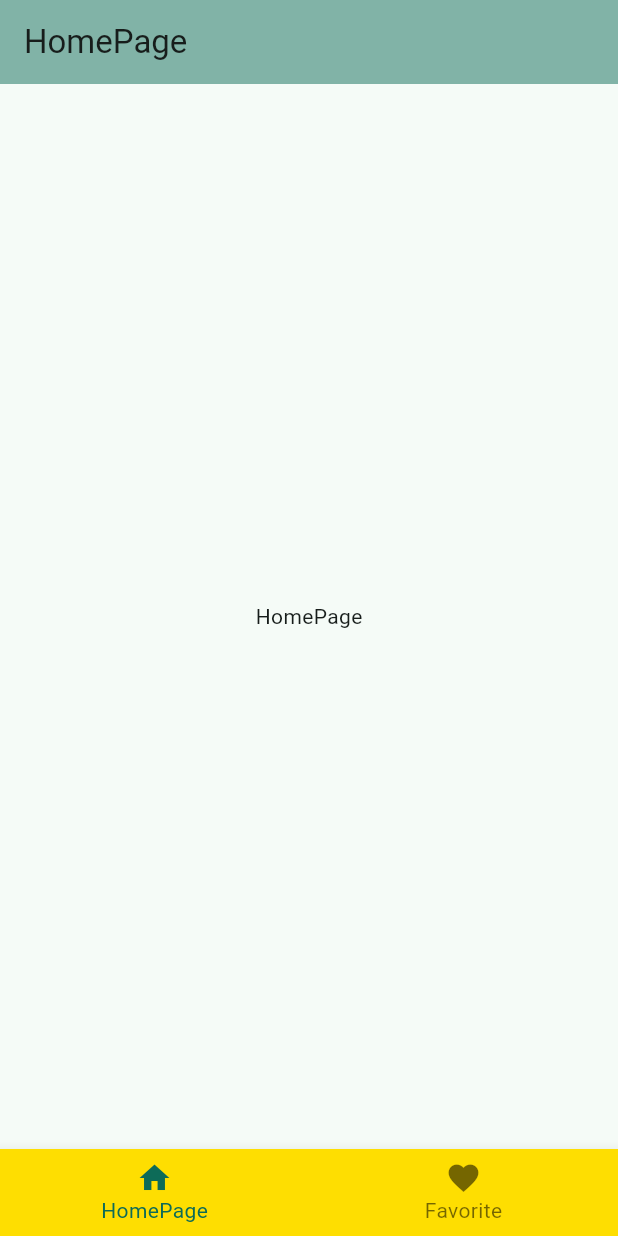
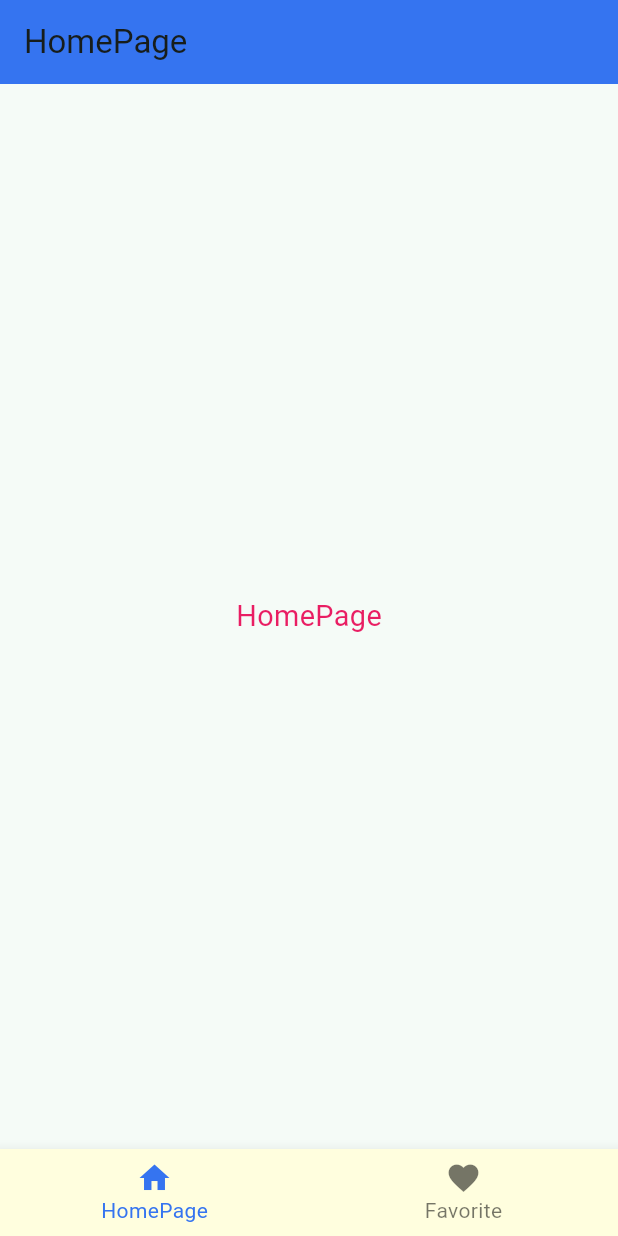
Before and after one commit to yuunik/food_playground, a Flutter app: the screen it shows after launch, on a phone screen of 412 x 824 dp. Run offline on Flutter 3.47's test engine with Material 2 defaults, Android fonts, the phone set to English and light mode, and no system bars.

Commit message:
feat: 实现屏幕适配方案

```diff
--- a/lib/app.dart
+++ b/lib/app.dart
@@ -1,6 +1,6 @@
 import 'package:flutter/material.dart';
-import 'package:food_playground/core/router/AppRouter.dart';
-import 'package:food_playground/ui/shared/AppTheme.dart';
+import 'package:food_playground/core/router/app_router.dart';
+import 'package:food_playground/ui/shared/app_theme.dart';
 
 class App extends StatelessWidget {
   const App({super.key});
--- /dev/null
+++ b/lib/core/extension/double_fit.dart
@@ -0,0 +1,9 @@
+import 'package:food_playground/ui/shared/size_fit.dart';
+
+extension DoubleFit on double {
+  // px 适配
+  double get px => this * SizeFit.px;
+
+  // rpx 适配
+  double get rpx => this * SizeFit.rpx;
+}
--- /dev/null
+++ b/lib/core/extension/int_fit.dart
@@ -0,0 +1,9 @@
+import 'package:food_playground/ui/shared/size_fit.dart';
+
+extension IntFit on int {
+  // px 适配
+  double get px => toDouble() * SizeFit.px;
+
+  // rpx 适配
+  double get rpx => toDouble() * SizeFit.rpx;
+}
--- /dev/null
+++ b/lib/core/extension/string_fit.dart
@@ -0,0 +1,9 @@
+import 'package:food_playground/ui/shared/size_fit.dart';
+
+extension StringFit on String {
+  // px 适配
+  double get px => double.parse(this) * SizeFit.px;
+
+  // rpx 适配
+  double get rpx => double.parse(this) * SizeFit.rpx;
+}
--- a/lib/core/router/AppRouter.dart
+++ b/lib/core/router/app_router.dart
@@ -1,6 +1,6 @@
 import 'package:flutter/material.dart';
-import 'package:food_playground/ui/pages/favorite/FavoritePage.dart';
-import 'package:food_playground/ui/pages/home/HomePage.dart';
+import 'package:food_playground/ui/pages/favorite/favorite_page.dart';
+import 'package:food_playground/ui/pages/home/home_page.dart';
 import 'package:food_playground/ui/pages/main/main.dart';
 
 class AppRouter {
--- a/lib/main.dart
+++ b/lib/main.dart
@@ -1,6 +1,4 @@
 import 'package:flutter/material.dart';
 import 'package:food_playground/app.dart';
 
-void main() {
-  runApp(const App());
-}
+void main() => runApp(const App());
--- a/lib/ui/pages/favorite/FavoritePage.dart
+++ b/lib/ui/pages/favorite/favorite_page.dart
@@ -11,7 +11,7 @@ class FavoritePage extends StatelessWidget {
     return Scaffold(
       appBar: AppBar(
         title: const Text("Favorite"),
-        backgroundColor: Theme.of(context).colorScheme.primary.withOpacity(0.7),
+        backgroundColor: const Color.fromRGBO(53, 116, 240, 1),
       ),
       body: const Center(
         child: Text("Favorite Page"),
--- a/lib/ui/pages/home/HomePage.dart
+++ /dev/null
@@ -1,21 +0,0 @@
-import 'package:flutter/material.dart';
-
-class HomePage extends StatelessWidget {
-  // route name
-  static const String routeName = "/home";
-
-  const HomePage({super.key});
-
-  @override
-  Widget build(BuildContext context) {
-    return Scaffold(
-      appBar: AppBar(
-        title: const Text('HomePage'),
-        backgroundColor: Theme.of(context).colorScheme.primary.withOpacity(0.5),
-      ),
-      body: const Center(
-        child: Text("HomePage"),
-      ),
-    );
-  }
-}
--- /dev/null
+++ b/lib/ui/pages/home/home_page.dart
@@ -0,0 +1,28 @@
+import 'package:flutter/material.dart';
+import 'package:flutter/services.dart';
+import 'package:food_playground/core/extension/int_fit.dart';
+
+class HomePage extends StatelessWidget {
+  // route name
+  static const String routeName = "/home";
+
+  const HomePage({super.key});
+
+  @override
+  Widget build(BuildContext context) {
+    // 设置状态栏颜色为和 AppBar 一致
+    SystemChrome.setSystemUIOverlayStyle(const SystemUiOverlayStyle(
+      statusBarColor: Color.fromRGBO(53, 116, 240, 1), // 状态栏背景色
+      statusBarIconBrightness: Brightness.light, // 状态栏图标颜色（浅色背景用亮色图标）
+    ));
+    return Scaffold(
+      appBar: AppBar(
+        title: const Text('HomePage'),
+        backgroundColor: const Color.fromRGBO(53, 116, 240, 1),
+      ),
+      body: Center(
+        child: Text("HomePage", style: TextStyle( fontSize: 35.rpx ),),
+      ),
+    );
+  }
+}
--- a/lib/ui/pages/main/initialize_list.dart
+++ b/lib/ui/pages/main/initialize_list.dart
@@ -1,6 +1,6 @@
 import 'package:flutter/material.dart';
-import 'package:food_playground/ui/pages/favorite/FavoritePage.dart';
-import 'package:food_playground/ui/pages/home/HomePage.dart';
+import 'package:food_playground/ui/pages/favorite/favorite_page.dart';
+import 'package:food_playground/ui/pages/home/home_page.dart';
 
 // page list
 List<Widget> pageList = <Widget>[
--- a/lib/ui/pages/main/main.dart
+++ b/lib/ui/pages/main/main.dart
@@ -1,6 +1,7 @@
 import 'package:flutter/material.dart';
-import 'package:food_playground/ui/shared/AppTheme.dart';
+import 'package:food_playground/ui/shared/app_theme.dart';
 import 'package:food_playground/ui/pages/main/initialize_list.dart';
+import 'package:food_playground/ui/shared/size_fit.dart';
 
 class MainPage extends StatefulWidget {
   // router name
@@ -17,6 +18,7 @@ class _MainPageState extends State<MainPage> {
 
   @override
   Widget build(BuildContext context) {
+    SizeFit.initialize(context);
     return Scaffold(
       body: IndexedStack(
         index: _currentIndex,
@@ -26,6 +28,7 @@ class _MainPageState extends State<MainPage> {
         currentIndex: _currentIndex,
         selectedFontSize: AppTheme.bottomNavigationBarTextSize,
         unselectedFontSize: AppTheme.bottomNavigationBarTextSize,
+        selectedItemColor: const Color.fromRGBO(53, 116, 240, 1),
         items: bottomNavigationList,
         onTap: (index) {
           setState(() {
--- a/lib/ui/shared/AppTheme.dart
+++ b/lib/ui/shared/app_theme.dart
@@ -10,7 +10,6 @@ class AppTheme {
 
   // color config
   static const Color accentColor = Colors.amberAccent;
-
   // normal
   static const Color lightColor = Colors.pink;
   static final ThemeData lightTheme = ThemeData(
@@ -18,12 +17,13 @@ class AppTheme {
     colorScheme: ColorScheme.fromSeed(
       seedColor: Colors.tealAccent
     ),
-    canvasColor: const Color.fromARGB(255, 254, 222, 1),
+    canvasColor: const Color.fromRGBO(255, 254, 222, 1),
     splashColor: Colors.transparent,
     highlightColor: Colors.transparent,
     textTheme: const TextTheme(
       bodyMedium: TextStyle(
-        fontSize: bodyTextSize
+        fontSize: bodyTextSize,
+        color: lightColor
       ),
       displaySmall: TextStyle(
         fontSize: smallTextSize,
@@ -48,7 +48,8 @@ class AppTheme {
     ),
     textTheme: const TextTheme(
       bodyMedium: TextStyle(
-        fontSize: bodyTextSize
+        fontSize: bodyTextSize,
+        color: darkColor
       ),
       displaySmall: TextStyle(
         fontSize: smallTextSize
--- /dev/null
+++ b/lib/ui/shared/size_fit.dart
@@ -0,0 +1,37 @@
+import 'package:flutter/material.dart';
+
+class SizeFit {
+  static late double physicalWidth;
+  static late double physicalHeight;
+  static late double screenWidth;
+  static late double screenHeight;
+  static late double devicePixelRatio;
+  static late double statusBarHeight;
+
+  static late double rpx;
+  static late double px;
+
+  // initial
+  static void initialize(BuildContext context, {double standardWidth = 750}) {
+    // 获取设备信息
+    final mediaQuery = MediaQuery.of(context);
+    devicePixelRatio = mediaQuery.devicePixelRatio;
+    // devicePixelRatio = window.devicePixelRatio;
+    // 逻辑分辨率
+    screenWidth = mediaQuery.size.width;
+    screenHeight = mediaQuery.size.height;
+    // 物理分辨率
+    physicalWidth = screenWidth * devicePixelRatio;
+    // physicalWidth = window.physicalSize.width;
+    // screenWidth = physicalWidth / devicePixelRatio;
+    physicalHeight = screenHeight * devicePixelRatio;
+    // screenHeight = physicalHeight / devicePixelRatio;
+    // physicalHeight = window.physicalSize.height;
+
+    statusBarHeight = mediaQuery.padding.top / devicePixelRatio;
+    // statusBarHeight = window.padding.top / devicePixelRatio;
+    // rpx
+    rpx = screenWidth / standardWidth;
+    px = rpx * 2;
+  }
+}
--- a/pubspec.yaml
+++ b/pubspec.yaml
@@ -31,7 +31,6 @@ environment:
 dependencies:
   flutter:
     sdk: flutter
-
 
   # The following adds the Cupertino Icons font to your application.
   # Use with the CupertinoIcons class for iOS style icons.
```
Also changed, not shown: 1 other file.
